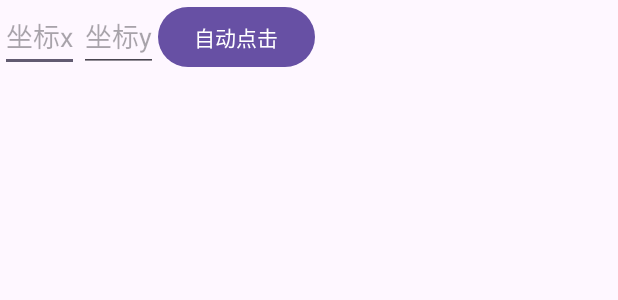
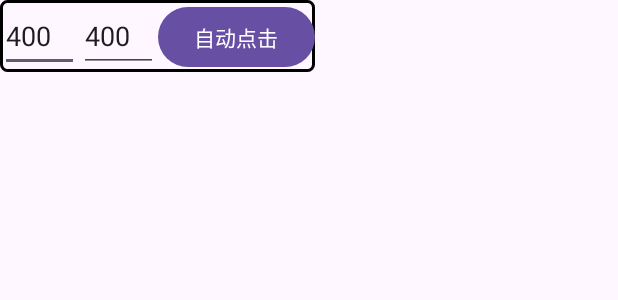
Before and after one commit to WiserZhou/AccessibilityService, an Android app: the layout floating_window_layout.xml on its own in the app's theme, with its tools: preview values and no code run, on a phone screen of 412 x 824 dp. Shown: the top 300 px of the screen. Run offline under Robolectric (Android 15) with nearby library versions, the phone set to English and light mode, and no system bars.

Commit message:
添加了无障碍自动点击和悬浮窗

```diff
--- /dev/null
+++ b/app/src/main/res/drawable/border.xml
@@ -0,0 +1,8 @@
+<?xml version="1.0" encoding="utf-8"?>
+<shape xmlns:android="http://schemas.android.com/apk/res/android">
+    <solid android:color="@android:color/transparent" />
+    <stroke
+        android:width="2dp"
+        android:color="@android:color/black" />
+    <corners android:radius="4dp" />
+</shape>
--- a/app/src/main/res/layout/floating_window_layout.xml
+++ b/app/src/main/res/layout/floating_window_layout.xml
@@ -1,18 +1,21 @@
 <LinearLayout xmlns:android="http://schemas.android.com/apk/res/android"
     android:layout_width="wrap_content"
     android:layout_height="wrap_content"
+    android:background="@drawable/border"
     android:orientation="horizontal">
 
     <EditText
         android:id="@+id/input_x"
         android:layout_width="match_parent"
         android:layout_height="wrap_content"
+        android:text="400"
         android:hint="坐标x" />
 
     <EditText
         android:id="@+id/input_y"
         android:layout_width="match_parent"
         android:layout_height="wrap_content"
+        android:text="400"
         android:hint="坐标y" />
 
     <Button
```
Also changed, not shown: app/src/main/java/com/example/myapplication/FloatingWindowService.java (+14 -5 lines), app/src/main/java/com/example/myapplication/MyAccessibilityService.java (+68 -31 lines).
